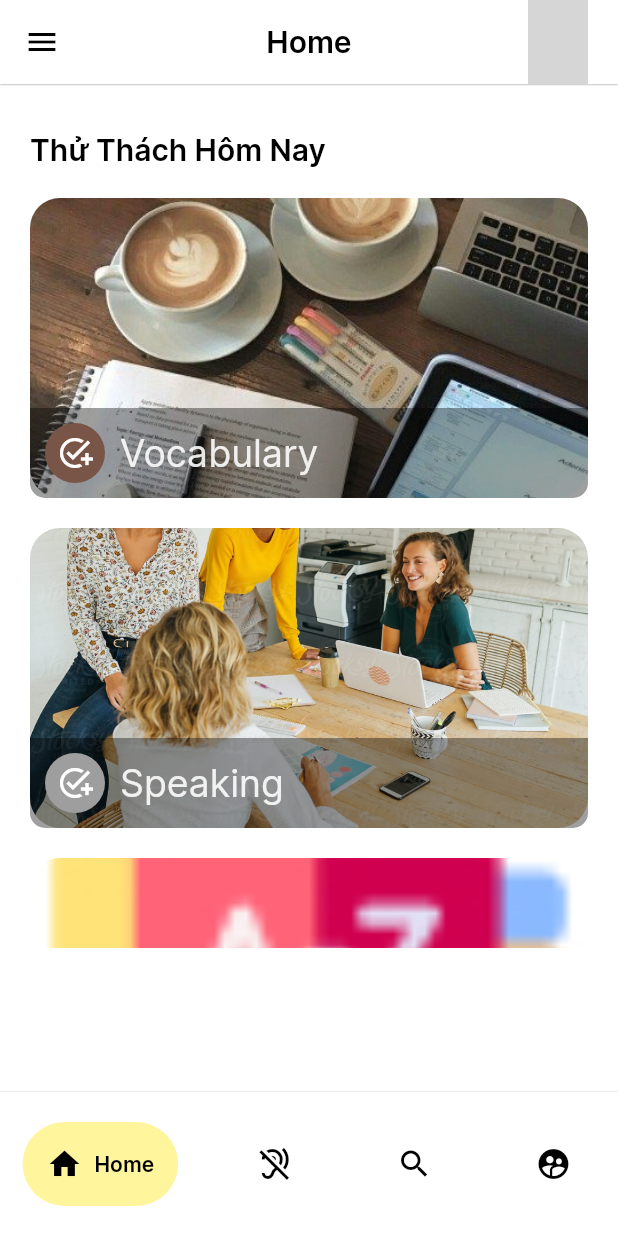
After one commit to quanminh251102/Ezi2learn, a Flutter app: the screen it shows once a user with an empty profile is signed in, on a phone screen of 412 x 824 dp. The commit adds this screen. Run offline on Flutter 3.47's test engine with Material 2 defaults, Android fonts, the phone set to English and light mode, and no system bars; drawn by our look-alikes of google_nav_bar; our stand-ins replace animated_splash_screen, audioplayers, avatar_glow, carousel_slider, cloud_firestore, firebase_auth and 12 more; missing offline and left inert: audio_session, clipboard, flutter_custom_cards, flutter_sound, flutter_sound_platform_interface, google_speech and 1 more; accounts and stored records are empty; network calls fail; grey boxes are pictures that could not be loaded.

Commit message:
edit home page

```diff
--- a/lib/main.dart
+++ b/lib/main.dart
@@ -2,6 +2,7 @@ import 'package:firebase_auth/firebase_auth.dart';
 import 'package:firebase_core/firebase_core.dart';
 import 'package:flutter/material.dart';
 import 'package:rive_animation/screens/auth/screen/login_page.dart';
+import 'package:rive_animation/screens/auth/screen/splash_page.dart';
 import 'package:rive_animation/screens/home/home_screen.dart';
 import 'package:rive_animation/screens/pronunciation/screen/pronounciation_execute_service.dart';
 import 'package:rive_animation/screens/pronunciation/screen/pronunciation_lesson.dart';
@@ -14,6 +15,7 @@ import 'package:rive_animation/screens/vocabulary/screen/voca_topic.dart';
 import 'package:rive_animation/screens/vocabulary/voca_quiz.dart';
 import 'package:rive_animation/screens/vocabulary/widget/flashcard.dart';
 import './screens/entry_point.dart';
+import './screens/home/home_page.dart' as NewHomePage;
 
 Future<void> main() async {
   WidgetsFlutterBinding.ensureInitialized();
@@ -46,7 +48,7 @@ class MyEnglishApp extends StatelessWidget {
           errorBorder: defaultInputBorder,
         ),
       ),
-      home: MainPage(),
+      home: SplashScreen(),
     );
   }
 }
@@ -75,7 +77,7 @@ class MainPage extends StatelessWidget {
             } else if (snapshot.hasError) {
               return Center(child: Text('Something went wrong'));
             } else if (snapshot.hasData) {
-              return EntryPoint();
+              return NewHomePage.HomePage();
             } else {
               return LoginPage();
             }
--- /dev/null
+++ b/lib/screens/home/home_page.dart
@@ -0,0 +1,100 @@
+import 'package:flutter/material.dart';
+import 'package:flutter/src/widgets/container.dart';
+import 'package:flutter/src/widgets/framework.dart';
+
+import 'package:google_nav_bar/google_nav_bar.dart';
+import 'package:rive_animation/screens/home/misson_page.dart';
+import './widget/nav_bar.dart';
+
+class HomePage extends StatefulWidget {
+  const HomePage({super.key});
+
+  @override
+  State<HomePage> createState() => _HomePageState();
+}
+
+class _HomePageState extends State<HomePage> {
+  int index = 0;
+
+  @override
+  Widget build(BuildContext context) {
+    Widget _bottomNavigationBar = Container(
+      decoration: BoxDecoration(
+        border: Border(
+          top: BorderSide(width: 0.8, color: Colors.grey.shade200),
+        ),
+        color: Colors.white,
+      ),
+      child: Padding(
+        padding: const EdgeInsets.symmetric(horizontal: 15.0, vertical: 20),
+        child: GNav(
+            backgroundColor: Colors.white,
+            color: Colors.black,
+            activeColor: Colors.black,
+            tabBackgroundColor: Colors.yellow.shade200,
+            gap: 8,
+            padding: EdgeInsets.all(16),
+            onTabChange: ((value) {
+              print(value);
+              setState(() {
+                index = value;
+              });
+            }),
+            tabs: [
+              GButton(
+                icon: Icons.home,
+                text: 'Home',
+              ),
+              GButton(
+                icon: Icons.hearing_disabled,
+                text: 'Likes',
+              ),
+              GButton(
+                icon: Icons.search,
+                text: 'Search',
+              ),
+              GButton(
+                icon: Icons.supervised_user_circle,
+                text: 'Profile',
+              )
+            ]),
+      ),
+    );
+
+    AppBar _appBar = AppBar(
+      iconTheme: const IconThemeData(
+        //size: 40, //change size on your need
+        color: Colors.black, //change color on your need
+      ),
+      centerTitle: true,
+      title: Text(
+        'Home',
+        style: TextStyle(
+          color: Colors.black,
+          fontWeight: FontWeight.w700,
+        ),
+      ),
+      backgroundColor: Colors.white,
+      elevation: 0.4,
+      actions: [
+        Padding(
+          padding: const EdgeInsets.fromLTRB(0, 0, 20, 0),
+          child: CircleAvatar(
+            radius: 20.0,
+            backgroundImage: NetworkImage(
+                "https://cdn-icons-png.flaticon.com/512/5526/5526465.png"),
+            backgroundColor: Colors.yellow,
+          ),
+        ),
+      ],
+    );
+
+    return Scaffold(
+      drawer: NavBar(),
+      appBar: _appBar,
+      backgroundColor: Colors.white,
+      bottomNavigationBar: _bottomNavigationBar,
+      body: (index == 0) ? MissonPage() : Text('text'),
+    );
+  }
+}
--- /dev/null
+++ b/lib/screens/home/misson_page.dart
@@ -0,0 +1,134 @@
+import 'package:flutter/cupertino.dart';
+import 'package:flutter/src/widgets/container.dart';
+import 'package:flutter/src/widgets/framework.dart';
+import 'package:flutter/material.dart';
+
+import '../pronunciation/screen/pronunciation_lesson.dart';
+
+class MissonPage extends StatefulWidget {
+  const MissonPage({super.key});
+
+  @override
+  State<MissonPage> createState() => _MissonPageState();
+}
+
+class _MissonPageState extends State<MissonPage> {
+  @override
+  Widget build(BuildContext context) {
+    Widget missionCard(String url, String title, Color iconColor) {
+      return GestureDetector(
+        onTap: () {
+          //this.onCardClick!();
+          if (title == "Speaking") {
+            Navigator.push(
+              context,
+              MaterialPageRoute(
+                builder: (context) => PronunciationLesson(),
+              ),
+            );
+          }
+        },
+        child: Container(
+            margin: EdgeInsets.fromLTRB(20, 0, 20, 20),
+            height: 200,
+            child: Stack(
+              children: [
+                Positioned.fill(
+                  child: ClipRRect(
+                    borderRadius: BorderRadius.circular(20),
+                    child: Image.asset(url, fit: BoxFit.cover),
+                  ),
+                ),
+                Positioned(
+                  bottom: 0,
+                  left: 0,
+                  right: 0,
+                  child: Container(
+                    height: 60,
+                    decoration: BoxDecoration(
+                      borderRadius: BorderRadius.only(
+                          bottomLeft: Radius.circular(10),
+                          bottomRight: Radius.circular(10)),
+                      color: Color.fromARGB(96, 0, 0, 0),
+                      // gradient: LinearGradient(
+                      //     begin: Alignment.bottomCenter,
+                      //     end: Alignment.topCenter,
+                      //     colors: [
+                      //       Colors.black.withOpacity(1.0),
+                      //       Colors.transparent
+                      //     ]),
+                    ),
+                  ),
+                ),
+                Positioned(
+                  bottom: 0,
+                  child: Padding(
+                    padding: const EdgeInsets.all(10),
+                    child: Row(
+                      children: [
+                        ClipOval(
+                            child: Container(
+                          color: iconColor,
+                          padding: EdgeInsets.all(8),
+                          child: Icon(
+                            Icons.add_task,
+                            color: Colors.white,
+                          ),
+                        )),
+                        SizedBox(width: 10),
+                        Text(title,
+                            style: TextStyle(
+                                color: Color.fromARGB(226, 255, 255, 255),
+                                fontSize: 25))
+                      ],
+                    ),
+                  ),
+                )
+              ],
+            )),
+      );
+    }
+
+    return Column(
+      children: [
+        Padding(
+          padding: const EdgeInsets.fromLTRB(0, 32, 0, 0),
+          child: Column(
+            crossAxisAlignment: CrossAxisAlignment.start,
+            children: <Widget>[
+              Padding(
+                padding: const EdgeInsets.fromLTRB(20, 0, 0, 0),
+                child: const Text('Thử Thách Hôm Nay',
+                    style: TextStyle(
+                        color: Colors.black,
+                        fontSize: 20,
+                        fontWeight: FontWeight.bold)),
+              ),
+              const SizedBox(
+                height: 20,
+              ),
+              SizedBox(
+                height: 500,
+                child: ListView(
+                  scrollDirection: Axis.vertical,
+                  children: <Widget>[
+                    missionCard(
+                        'assets/images/voca.jpg', 'Vocabulary', Colors.brown),
+                    missionCard(
+                        'assets/images/speaking.png', 'Speaking', Colors.grey),
+                    missionCard('assets/images/dictionary.jpg', 'Listening',
+                        Colors.orange),
+                    missionCard('assets/images/dictionary.jpg', 'Gaming',
+                        Colors.orange),
+                    missionCard(
+                        'assets/images/grammar.jpg', 'Grammar', Colors.green),
+                  ],
+                ),
+              )
+            ],
+          ),
+        ),
+      ],
+    );
+  }
+}
--- a/lib/screens/pronunciation/screen/lesson_detail.dart
+++ b/lib/screens/pronunciation/screen/lesson_detail.dart
@@ -427,6 +427,11 @@ class _LessonDetailState extends State<LessonDetail> {
                         Text(
                           widget.speakLesson.words![_currentWord],
                           style: TextStyle(
+                            color: (state == "Bạn đã phát âm chính xác")
+                                ? Colors.lightGreen
+                                : (state == "Bạn đã phát âm sai")
+                                    ? Colors.red
+                                    : Colors.grey,
                             fontSize: 30,
                             fontWeight: FontWeight.w700,
                           ),
--- a/lib/screens/pronunciation/screen/pronunciation_lesson.dart
+++ b/lib/screens/pronunciation/screen/pronunciation_lesson.dart
@@ -88,7 +88,7 @@ class _PronunciationLessonState extends State<PronunciationLesson> {
               color: Colors.black, fontSize: 24, fontWeight: FontWeight.bold),
         ),
         leading: GestureDetector(
-          //onTap: () => Navigator.pop(context),
+          onTap: () => Navigator.pop(context),
           child: const Icon(
             Icons.arrow_back_ios_rounded,
             color: Colors.black,
--- a/pubspec.yaml
+++ b/pubspec.yaml
@@ -59,6 +59,10 @@ dependencies:
   shimmer: ^2.0.0
   firebase_auth: ^4.2.5
   hexcolor: ^2.0.7
+  get: ^4.6.5
+  animated_splash_screen: ^1.3.0
+  google_nav_bar: ^5.0.6
+
 
 dev_dependencies:
   flutter_test:
```
Also changed, not shown: lib/screens/auth/screen/splash_page.dart (added, +71 -0 lines), lib/screens/home/widget/nav_bar.dart (added, +54 -0 lines), assets/images/college.png (added), pubspec.lock, 1 other file.
